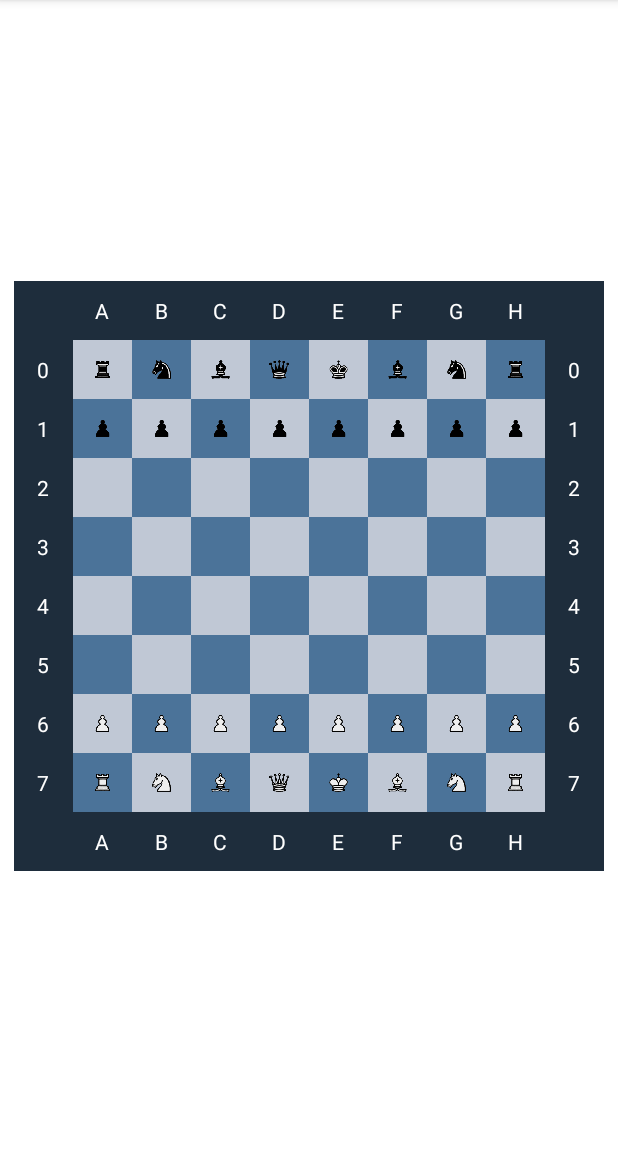
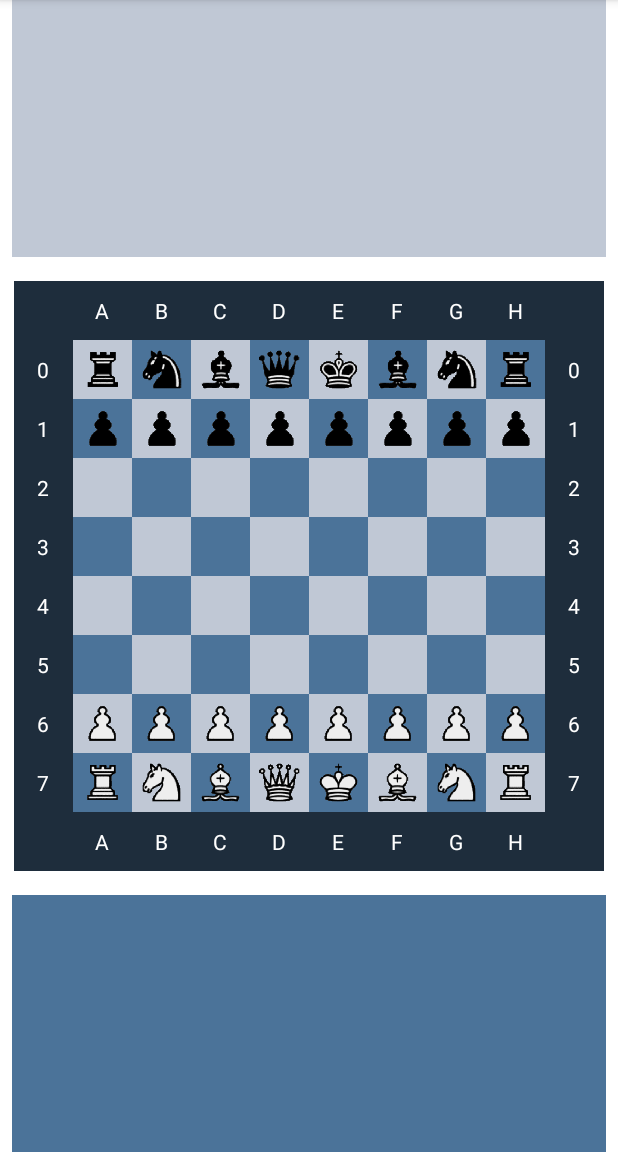
Before and after one commit to AlexBonet/ChessAlexBonet, an Android app: the screen it shows after launch (MainActivity), on a phone screen of 412 x 824 dp, the part 84-1236 px from its top. Run offline under Robolectric (Android 15) with nearby library versions, the phone set to English and light mode, and no system bars.

Commit message:
2.4 20220323

```diff
--- a/app/src/main/java/es/ies/lavereda/mychessapplicationapi24/MainActivity.java
+++ b/app/src/main/java/es/ies/lavereda/mychessapplicationapi24/MainActivity.java
@@ -3,12 +3,27 @@ package es.ies.lavereda.mychessapplicationapi24;
 import androidx.appcompat.app.AppCompatActivity;
 
 import android.os.Bundle;
+import android.os.TokenWatcher;
+import android.view.View;
+import android.widget.Toast;
 
-public class MainActivity extends AppCompatActivity {
+import es.ies.lavereda.mychessapplicationapi24.model.Celda;
+import es.ies.lavereda.mychessapplicationapi24.model.TableroChess;
+
+public class MainActivity extends AppCompatActivity implements View.OnClickListener {
 
     @Override
     protected void onCreate(Bundle savedInstanceState) {
         super.onCreate(savedInstanceState);
         setContentView(R.layout.activity_main);
+
+        TableroChess board=findViewById(R.id.board);
+        board.setOnClickListener(this);
+    }
+
+    @Override
+    public void onClick(View view) {
+        Celda celda=(Celda) view;
+        Toast.makeText(this, "Click en " + celda, Toast.LENGTH_SHORT).show();
     }
 }
--- a/app/src/main/java/es/ies/lavereda/mychessapplicationapi24/model/Celda.java
+++ b/app/src/main/java/es/ies/lavereda/mychessapplicationapi24/model/Celda.java
@@ -84,8 +84,10 @@ public class Celda extends androidx.appcompat.widget.AppCompatImageButton {
         //Establecer imagen en la celda
         if (pieza!=null){
             setImageResource(pieza.getChessType().getForma());
+            setPadding(0,0,0,0);
             setScaleType(ScaleType.FIT_CENTER);
             setAdjustViewBounds(true);
+
         }else{
             setImageResource(0);
         }
@@ -99,6 +101,11 @@ public class Celda extends androidx.appcompat.widget.AppCompatImageButton {
         color=originalColor;
         setBackgroundColor(getResources().getColor(color.getAttribute(),getContext().getTheme()));
         setAdjustViewBounds(true);
+    }
+
+    @Override
+    public String toString() {
+        return coordenada.toString();
     }
 
     /**
--- /dev/null
+++ b/app/src/main/java/es/ies/lavereda/mychessapplicationapi24/model/DeletedPanel.java
@@ -0,0 +1,30 @@
+package es.ies.lavereda.mychessapplicationapi24.model;
+
+import android.content.Context;
+import android.util.AttributeSet;
+import android.widget.GridLayout;
+
+public class DeletedPanel extends GridLayout {
+
+    public DeletedPanel(Context context) {
+        super(context);
+    }
+
+    public DeletedPanel(Context context, AttributeSet attrs) {
+        super(context, attrs);
+    }
+
+    public DeletedPanel(Context context, AttributeSet attrs, int defStyleAttr) {
+        super(context, attrs, defStyleAttr);
+    }
+
+    public DeletedPanel(Context context, AttributeSet attrs, int defStyleAttr, int defStyleRes) {
+        super(context, attrs, defStyleAttr, defStyleRes);
+    }
+
+
+    public void add(Pieza p){
+
+    }
+
+}
--- /dev/null
+++ b/app/src/main/java/es/ies/lavereda/mychessapplicationapi24/model/MyDeletedPieceManager.java
@@ -0,0 +1,29 @@
+package es.ies.lavereda.mychessapplicationapi24.model;
+
+import java.util.ArrayList;
+import java.util.List;
+
+public class MyDeletedPieceManager implements IDeletePieceManager {
+    private List<Pieza> piezaList;
+    private DeletedPanel blackPanel;
+    private DeletedPanel whitePanel;
+
+    public MyDeletedPieceManager(DeletedPanel whitePanel, DeletedPanel blackPanel){
+        piezaList=new ArrayList<>();
+        this.whitePanel=whitePanel;
+        this.blackPanel=blackPanel;
+
+    }
+
+    @Override
+    public void add(Pieza p) {
+        if (p.getColor()==ColorPieza.WHITE)
+            whitePanel.add(p);
+        else
+            blackPanel.add(p);
+    }
+
+    @Override
+    public void remove(Pieza p) {
+    }
+}
--- a/app/src/main/java/es/ies/lavereda/mychessapplicationapi24/model/MyDeletedPiecemanager.java
+++ /dev/null
@@ -1,13 +0,0 @@
-package es.ies.lavereda.mychessapplicationapi24.model;
-
-public class MyDeletedPiecemanager implements IDeletePieceManager{
-    @Override
-    public void add(Pieza p) {
-
-    }
-
-    @Override
-    public void remove(Pieza p) {
-
-    }
-}
--- a/app/src/main/java/es/ies/lavereda/mychessapplicationapi24/model/TableroChess.java
+++ b/app/src/main/java/es/ies/lavereda/mychessapplicationapi24/model/TableroChess.java
@@ -6,6 +6,7 @@ import android.content.Context;
 import android.util.AttributeSet;
 import android.util.DisplayMetrics;
 import android.view.Gravity;
+import android.view.View;
 import android.widget.TableLayout;
 import android.widget.TableRow;
 import android.widget.TextView;
@@ -36,14 +37,17 @@ public class TableroChess extends TableLayout {
     private List<Pieza> whitePiezas;
     private List<Pieza> blackPiezas;
 
-    public TableroChess(Context context, AttributeSet attrs) {
+    public TableroChess(Context context, AttributeSet attrs ) {
         super(context, attrs);
 
         celdas=new HashMap<>();
-        store4InBoard = new  MyDeletedPiecemanager();
-        store4Deleted = new MyDeletedPiecemanager();
+        DeletedPanel whitePanel=findViewById(R.id.PanelBlanco);
+        DeletedPanel blackPanel=findViewById(R.id.PanelNegro);
+//        store4InBoard = new MyDeletedPieceManager(whitePanel,blackPanel);
+        store4Deleted = new MyDeletedPieceManager(whitePanel,blackPanel);
         whitePiezas=new LinkedList<>();
         blackPiezas=new LinkedList<>();
+
 
         Coordenada c;
         Celda cell;
@@ -114,6 +118,8 @@ public class TableroChess extends TableLayout {
         textView.setHeight(width / 10);
         return textView;
     }
+
+
     /**
      * Colocar Piezas
      */
@@ -297,7 +303,8 @@ public class TableroChess extends TableLayout {
         return false;
     }
 
-
-
-
+    public void setOnClickListener(View.OnClickListener listener){
+        for (Celda c:celdas.values())
+            c.setOnClickListener(listener);
+    }
 }
--- a/app/src/main/res/layout/activity_main.xml
+++ b/app/src/main/res/layout/activity_main.xml
@@ -7,6 +7,7 @@
     tools:context=".MainActivity">
 
     <es.ies.lavereda.mychessapplicationapi24.model.TableroChess
+        android:id="@+id/board"
         android:layout_width="wrap_content"
         android:layout_height="wrap_content"
         app:layout_constraintBottom_toBottomOf="parent"
@@ -30,4 +31,31 @@
             android:layout_width="match_parent"
             android:layout_height="match_parent" />
     </es.ies.lavereda.mychessapplicationapi24.model.TableroChess>
+
+    <es.ies.lavereda.mychessapplicationapi24.model.DeletedPanel
+        android:id="@+id/PanelBlanco"
+        android:layout_width="0dp"
+        android:layout_height="0dp"
+        android:layout_marginStart="8dp"
+        android:layout_marginEnd="8dp"
+        android:layout_marginBottom="16dp"
+        android:background="@color/fondoPanelBlancas"
+        app:layout_constraintBottom_toTopOf="@+id/board"
+        app:layout_constraintEnd_toEndOf="parent"
+        app:layout_constraintStart_toStartOf="parent"
+        app:layout_constraintTop_toTopOf="parent" />
+
+    <es.ies.lavereda.mychessapplicationapi24.model.DeletedPanel
+        android:id="@+id/PanelNegro"
+        android:layout_width="0dp"
+        android:layout_height="0dp"
+        android:layout_marginStart="8dp"
+        android:layout_marginTop="16dp"
+        android:layout_marginEnd="8dp"
+        android:background="@color/fondoPanelNegras"
+        android:backgroundTint="@color/fondoPanelNegras"
+        app:layout_constraintBottom_toBottomOf="parent"
+        app:layout_constraintEnd_toEndOf="parent"
+        app:layout_constraintStart_toStartOf="parent"
+        app:layout_constraintTop_toBottomOf="@+id/board" />
 </androidx.constraintlayout.widget.ConstraintLayout>
--- a/app/src/main/res/values/colors.xml
+++ b/app/src/main/res/values/colors.xml
@@ -12,10 +12,13 @@
     <color name="fondoCeldaClaro">#C0C8D5</color>
     <color name="label_border_color">#1E2D3C</color>
 
-    <color name="white_hightlight_move">#B4B400</color>
-    <color name="black_hightlight_move">#646400</color>
+    <color name="fondoPanelNegras">#4B7399</color>
+    <color name="fondoPanelBlancas">#C0C8D5</color>
+
+    <color name="white_hightlight_move">#FFFF00</color>
+    <color name="black_hightlight_move">#AAAA00</color>
     <color name="white_hightlight_kill">#C80000</color>
     <color name="black_hightlight_kill">#8C0000</color>
-    <color name="hightlight_selection">#5757DF</color>
-    <color name="hightlight_jaque">#FD8600</color>
+    <color name="hightlight_selection">#39FF14</color>
+    <color name="hightlight_jaque">#FFA220</color>
 </resources>
```
